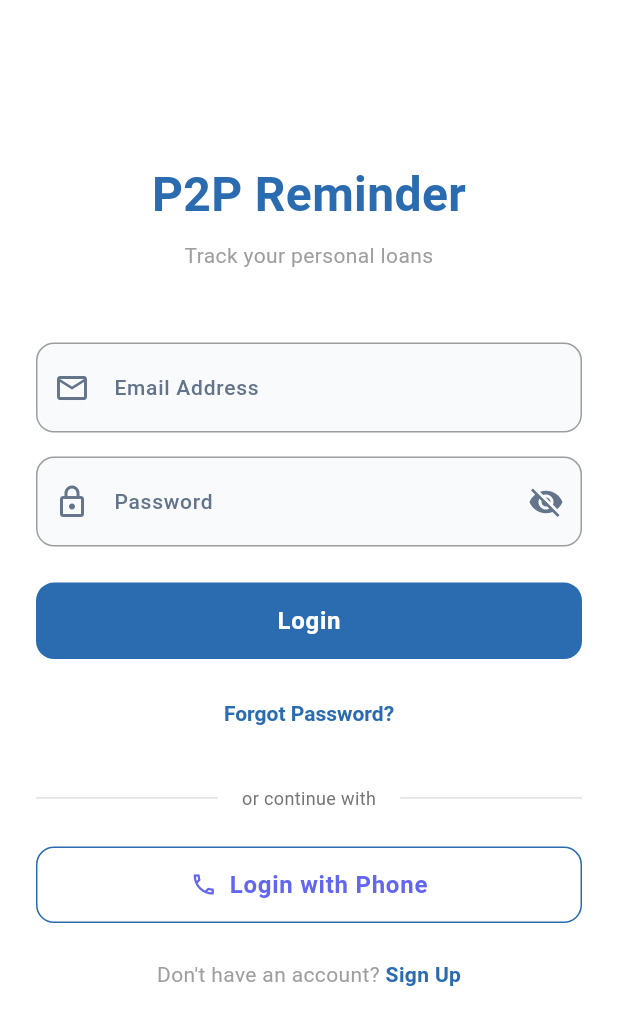
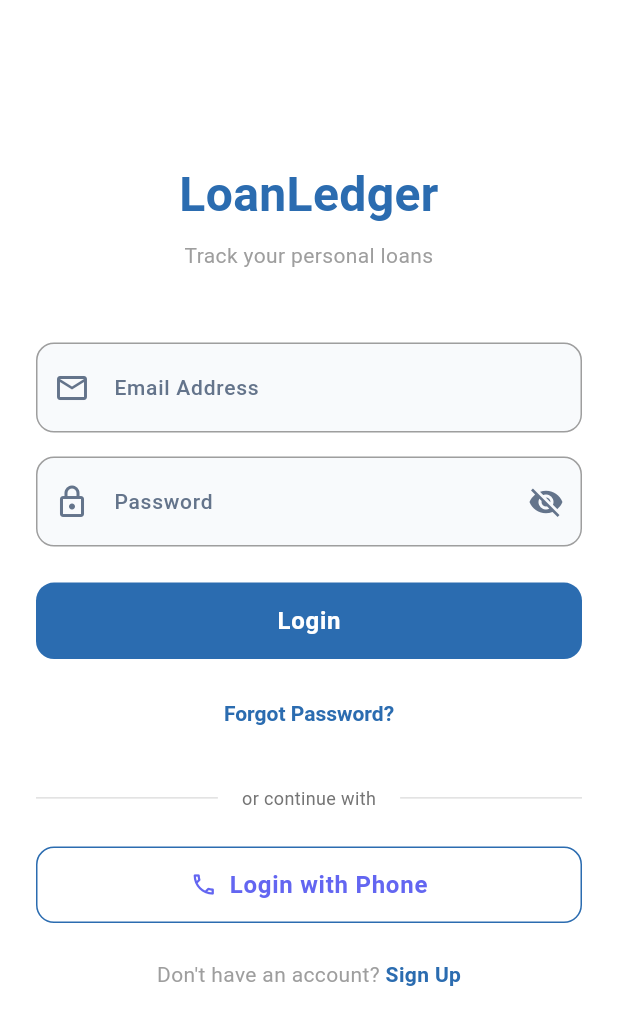
Before and after one commit to santhoshrks/loan-ledger, a Flutter app: the screen it shows after launch, on a phone screen of 412 x 824 dp. Shown: the top 1025 px of the screen. Run offline on Flutter 3.47's test engine with Material 3 defaults, Android fonts, the phone set to English and light mode, and no system bars; our stand-ins replace confetti, file_picker, firebase_auth, firebase_core, fl_chart, flutter_local_notifications and 11 more; missing offline and left inert: app_settings; accounts and stored records are empty.

Commit message:
Update app name to LoanLedger throughout project Changes: - Updated app title in main.dart to 'LoanLedger' - Updated login screen branding to 'LoanLedger' - Updated Firebase setup guides to reference 'LoanLedger' - Updated Play Store submission guide with LoanLedger branding

```diff
--- a/lib/main.dart
+++ b/lib/main.dart
@@ -113,7 +113,7 @@ class P2PReminderApp extends StatelessWidget {
       builder: (context, languageProvider, _) {
         return MaterialApp(
           debugShowCheckedModeBanner: false,
-          title: 'P2P Reminder',
+          title: 'LoanLedger',
           theme: AppTheme.lightTheme,
           locale: languageProvider.currentLocale,
           localizationsDelegates: const [
--- a/lib/screens/login_screen.dart
+++ b/lib/screens/login_screen.dart
@@ -69,7 +69,7 @@ class _LoginScreenState extends State<LoginScreen> {
                 children: [
                   SizedBox(height: MediaQuery.of(context).size.height * 0.1),
                   const Text(
-                    'P2P Reminder',
+                    'LoanLedger',
                     textAlign: TextAlign.center,
                     style: TextStyle(
                       fontSize: 32,
```
Also changed, not shown: 4 other files.
